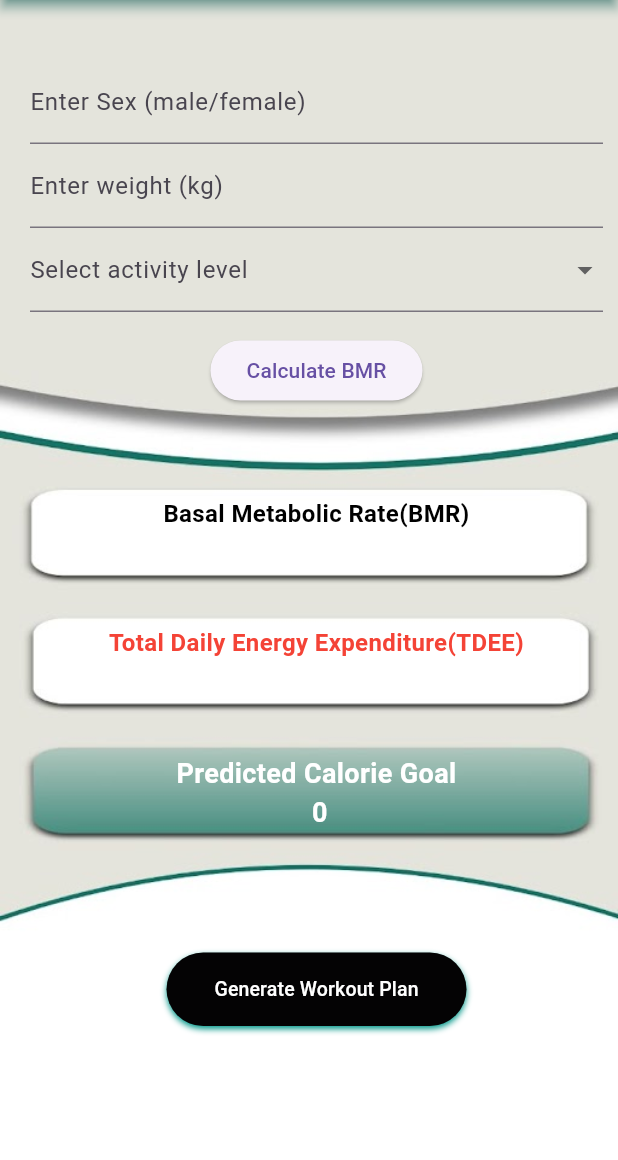
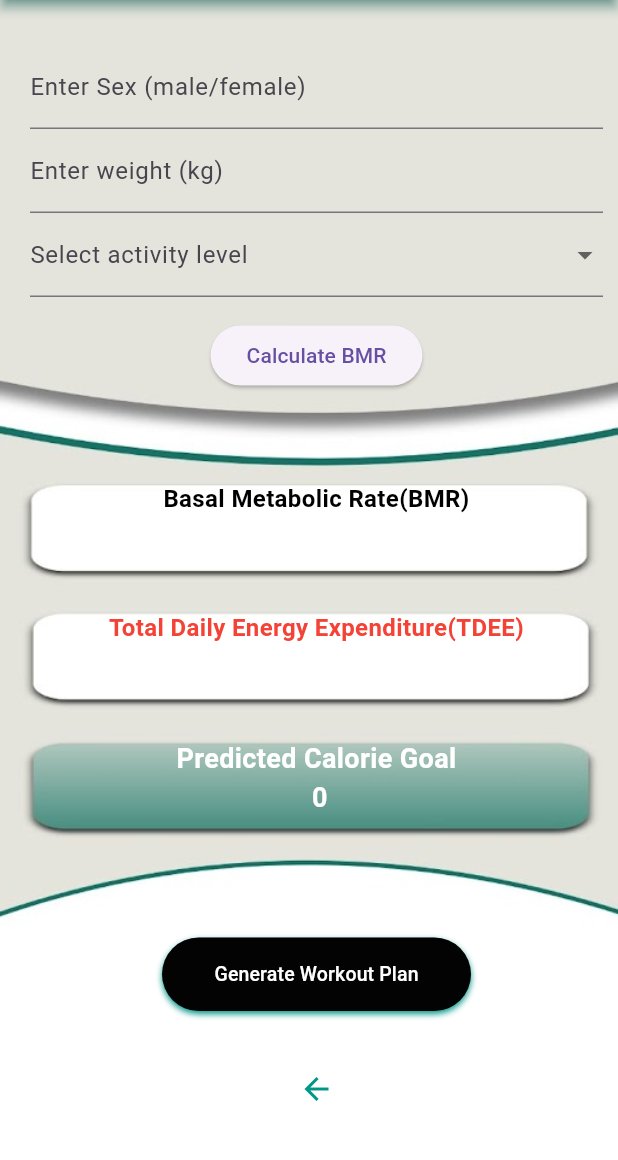
Before and after one commit to SDGP-93/FitFlow, a Flutter app: the BMRPage screen opened directly, on a phone screen of 412 x 824 dp, the part 60-1220 px from its top. Run offline on Flutter 3.47's test engine with Material 3 defaults, Android fonts, the phone set to English and light mode, and no system bars; our stand-ins replace cloud_firestore, firebase_auth, firebase_core, fl_chart, geolocator, sensors; accounts and stored records are empty.

Commit message:
BAck button added

```diff
--- /dev/null
+++ b/ML/requirements.txt
@@ -0,0 +1,6 @@
+Flask==3.0.2
+Flask_Cors==4.0.0
+joblib==1.3.2
+numpy==1.26.4
+pandas==2.2.1
+scikit_learn==1.4.0
--- a/lib/Screens/TDEE_Test.dart
+++ b/lib/Screens/TDEE_Test.dart
@@ -1,4 +1,5 @@
 import 'dart:convert';
+import 'package:auth3/Screens/home.dart';
 import 'package:flutter/material.dart';
 import 'package:http/http.dart' as http;
 import 'package:cloud_firestore/cloud_firestore.dart';
@@ -14,9 +15,7 @@ class BMRPage extends StatefulWidget {
 class _BMRPageState extends State<BMRPage> {
   TextEditingController _genderController = TextEditingController();
   TextEditingController _weightController = TextEditingController();
-  int? _selectedActivityLevel; // Add this variable to store the selected activity level
-
-  // Options for the activity level dropdown
+  int? _selectedActivityLevel;
   List<String> _activityLevelOptions = [
     '1 - Sedentary (little to no exercise)',
     '2 - Lightly active (light exercise)',
@@ -28,13 +27,11 @@ class _BMRPageState extends State<BMRPage> {
   String _tdee = '';
   int _caloriesBurned = 0;
   int caloriesToBeBurned = 0;
-
   String? _genderError;
   String? _weightError;
 
   Future<void> _fetchCaloriesBurned() async {
     try {
-      // Fetch caloriesBurned from Firestore collection "StepCount" for logged-in user
       User? user = FirebaseAuth.instance.currentUser;
       if (user != null) {
         final snapshot = await FirebaseFirestore.instance
@@ -44,7 +41,6 @@ class _BMRPageState extends State<BMRPage> {
         if (snapshot.exists) {
           setState(() {
             _caloriesBurned = snapshot.data()?['caloriesBurned']?.toInt() ?? 0;
-            // Update caloriesToBeBurned
             caloriesToBeBurned = _caloriesBurned;
           });
         }
@@ -58,7 +54,6 @@ class _BMRPageState extends State<BMRPage> {
     if (_genderController.text.isEmpty ||
         _weightController.text.isEmpty ||
         _selectedActivityLevel == null) {
-      // Handle the case when any of the input fields are empty
       setState(() {
         _genderError = _genderController.text.isEmpty ? 'Please enter your gender' : null;
         _weightError = _weightController.text.isEmpty ? 'Please enter your weight' : null;
@@ -66,7 +61,6 @@ class _BMRPageState extends State<BMRPage> {
       return;
     }
 
-    // Validate gender
     if (!['male', 'female'].contains(_genderController.text.toLowerCase())) {
       setState(() {
         _genderError = 'Gender should be either male or female';
@@ -74,7 +68,6 @@ class _BMRPageState extends State<BMRPage> {
       return;
     }
 
-    // Validate weight
     if (int.tryParse(_weightController.text) == null) {
       setState(() {
         _weightError = 'Weight should be a valid number';
@@ -83,7 +76,7 @@ class _BMRPageState extends State<BMRPage> {
     }
 
     final response = await http.post(
-      Uri.parse('http://192.168.73.120:5000/calculate_bmr'),
+      Uri.parse('http://10.31.1.90:5000/calculate_bmr'),
       headers: <String, String>{
         'Content-Type': 'application/json',
       },
@@ -155,15 +148,16 @@ class _BMRPageState extends State<BMRPage> {
       resizeToAvoidBottomInset: false,
       extendBodyBehindAppBar: true,
       appBar: CommonNavBar(),
-      body: Container(
+      body: SingleChildScrollView(
+        padding: EdgeInsets.fromLTRB(0, 0, 0, 0),
+        child: Container(
           decoration: BoxDecoration(
             image: DecorationImage(
               image: AssetImage('assets/bmrtdeeBg.jpg'),
               fit: BoxFit.cover,
             ),
           ),
-        child: Padding(
-          padding: EdgeInsets.fromLTRB(20, 80, 10, 20),
+          padding: EdgeInsets.fromLTRB(20, 70, 10, 40),
           child: Column(
             children: [
               TextField(
@@ -193,7 +187,7 @@ class _BMRPageState extends State<BMRPage> {
                 ),
                 items: List.generate(_activityLevelOptions.length, (index) {
                   return DropdownMenuItem<int>(
-                    value: index + 1, // Index starts from 0, so add 1
+                    value: index + 1,
                     child: Text(_activityLevelOptions[index]),
                   );
                 }),
@@ -234,9 +228,8 @@ class _BMRPageState extends State<BMRPage> {
                 ),
               ),
               SizedBox(height: 80),
-              Center(
-                child: Container(
-                  width: 200,
+              Container(
+                width: MediaQuery.of(context).size.width * 0.5,
                 decoration: BoxDecoration(
                   borderRadius: BorderRadius.circular(30.0),
                   gradient: LinearGradient(
@@ -283,6 +276,19 @@ class _BMRPageState extends State<BMRPage> {
                   ),
                 ),
               ),
+              SizedBox(height: 40), // Add spacing below the button
+              GestureDetector(
+                onTap: () {
+                  Navigator.pushReplacement(
+                    context,
+                    MaterialPageRoute(builder: (context) => homePage()), // Navigate to startup page
+                  );
+                },
+                child: Icon(
+                  Icons.arrow_back, // Use any icon you prefer
+                  color: Colors.teal,
+                  size: 24,
+                ),
               ),
             ],
           ),
--- a/lib/Screens/logIn.dart
+++ b/lib/Screens/logIn.dart
@@ -125,7 +125,7 @@ class _logInState extends State<logIn> {
                     style: ElevatedButton.styleFrom(
                       padding: EdgeInsets.all(10),
                       shape: RoundedRectangleBorder(
-                        borderRadius: BorderRadius.circular(10.0),
+                        borderRadius: BorderRadius.circular(30.0),
                       ),
                       elevation: 0,
                       backgroundColor: Colors.transparent,
--- a/lib/Screens/signUp.dart
+++ b/lib/Screens/signUp.dart
@@ -146,7 +146,7 @@ class _SignUpState extends State<signUp> {
                   style: ElevatedButton.styleFrom(
                     padding: EdgeInsets.all(10),
                     shape: RoundedRectangleBorder(
-                      borderRadius: BorderRadius.circular(10.0),
+                      borderRadius: BorderRadius.circular(30.0),
                     ),
                     elevation: 0,
                     backgroundColor: Colors.transparent,
--- /dev/null
+++ b/requirements.txt
@@ -0,0 +1,6 @@
+Flask==3.0.2
+Flask_Cors==4.0.0
+joblib==1.3.2
+numpy==1.26.4
+pandas==2.2.1
+scikit_learn==1.4.0
```
Also changed, not shown: lib/Screens/WorkoutPlanTest.dart (+18 -3 lines), lib/Screens/about_us.dart (+8 -4 lines). Lines whose indentation alone changed are shown as unchanged.
